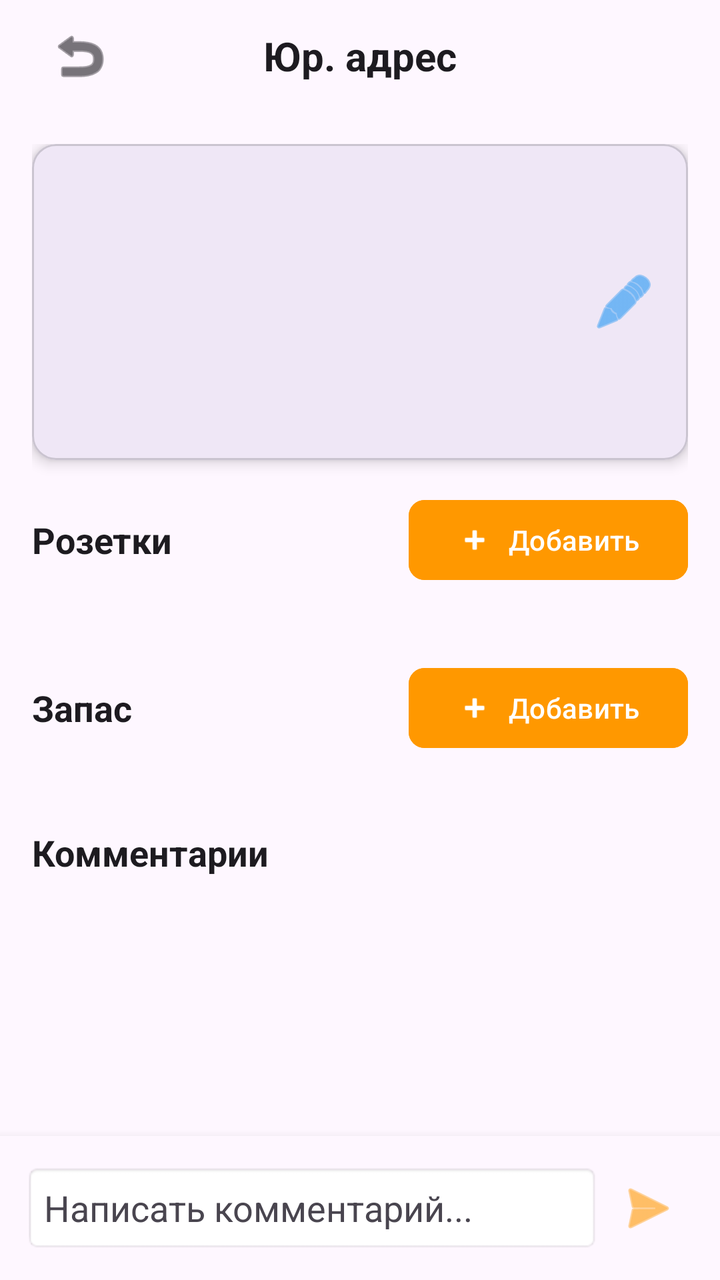
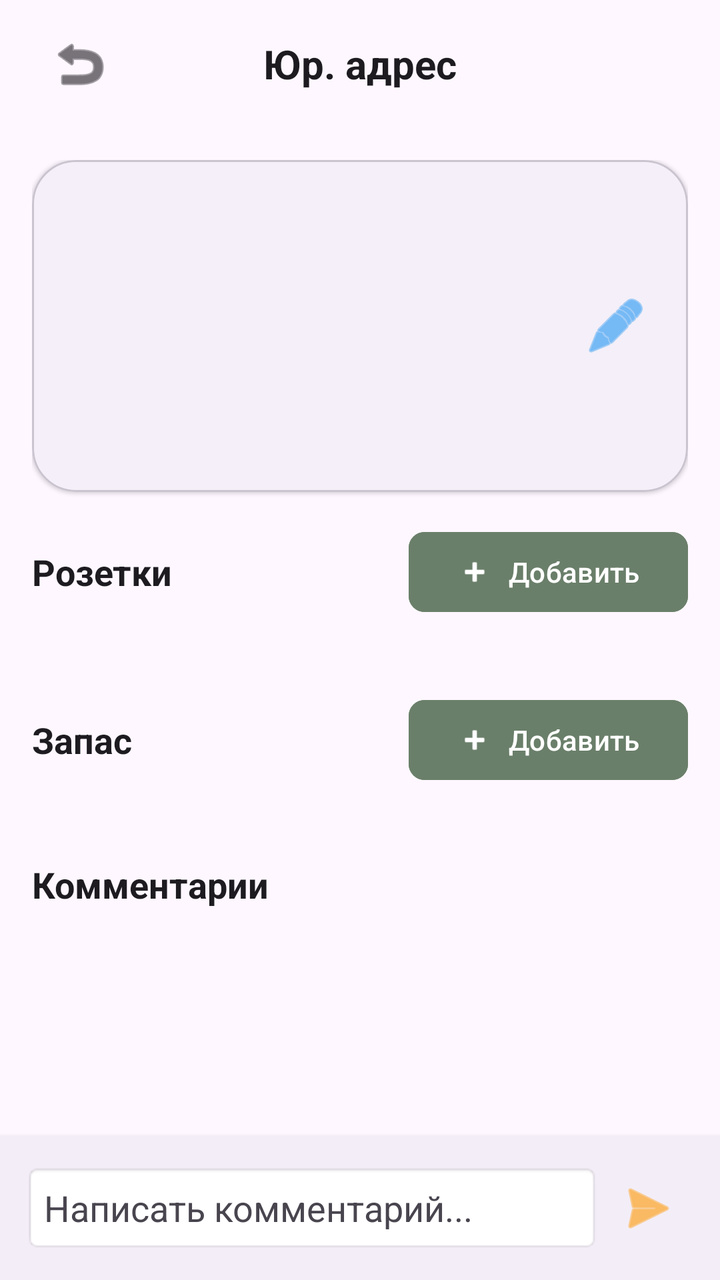

An Android layout rendered at two revisions. The XML below is the earlier revision; the diff shows what the commit changed to produce the second picture.
<!-- AndroidManifest.xml: application theme Theme.BaseHome -->
<!-- res/layout/activity_business_address_detail.xml -->
<?xml version="1.0" encoding="utf-8"?>
<LinearLayout xmlns:android="http://schemas.android.com/apk/res/android"
    xmlns:app="http://schemas.android.com/apk/res-auto"
    android:layout_width="match_parent"
    android:layout_height="match_parent"
    android:orientation="vertical"
    android:background="?android:attr/windowBackground"
    android:fitsSystemWindows="true">

    
    <RelativeLayout
        android:layout_width="match_parent"
        android:layout_height="56dp"
        android:paddingHorizontal="16dp">

        <ImageButton
            android:id="@+id/btnBackBusinessDetail"
            android:layout_width="48dp"
            android:layout_height="48dp"
            android:layout_centerVertical="true"
            android:background="?android:attr/selectableItemBackgroundBorderless"
            android:src="@android:drawable/ic_menu_revert"
            app:tint="?android:attr/textColorPrimary" />

        <TextView
            android:layout_width="wrap_content"
            android:layout_height="wrap_content"
            android:layout_centerInParent="true"
            android:text="Юр. адрес"
            android:textSize="20sp"
            android:textStyle="bold"
            android:textColor="?android:attr/textColorPrimary" />
    </RelativeLayout>

    <androidx.core.widget.NestedScrollView
        android:layout_width="match_parent"
        android:layout_height="0dp"
        android:layout_weight="1"
        android:fillViewport="true">

        <LinearLayout
            android:layout_width="match_parent"
            android:layout_height="wrap_content"
            android:orientation="vertical"
            android:padding="16dp">

            
            <com.google.android.material.card.MaterialCardView
                android:layout_width="match_parent"
                android:layout_height="wrap_content"
                app:cardCornerRadius="12dp"
                app:cardElevation="4dp"
                app:strokeWidth="1dp"
                app:strokeColor="?attr/colorOutlineVariant"
                android:layout_marginBottom="16dp">

                <RelativeLayout
                    android:layout_width="match_parent"
                    android:layout_height="wrap_content"
                    android:padding="16dp"
                    android:background="?attr/selectableItemBackground">

                    <LinearLayout
                        android:layout_width="match_parent"
                        android:layout_height="wrap_content"
                        android:orientation="vertical"
                        android:layout_toStartOf="@+id/btnContainerBus">

                        <TextView
                            android:id="@+id/tvBusCity"
                            android:layout_width="match_parent"
                            android:layout_height="wrap_content"
                            android:textSize="12sp"
                            android:textColor="?android:attr/textColorSecondary"
                            android:layout_marginBottom="2dp" />

                        <TextView
                            android:id="@+id/tvBusStreet"
                            android:layout_width="match_parent"
                            android:layout_height="wrap_content"
                            android:textSize="22sp"
                            android:textStyle="bold"
                            android:textColor="?android:attr/textColorPrimary" />

                        <TextView
                            android:id="@+id/tvBusHouse"
                            android:layout_width="match_parent"
                            android:layout_height="wrap_content"
                            android:textSize="18sp"
                            android:textColor="?android:attr/textColorSecondary"
                            android:layout_marginTop="4dp" />

                        <TextView
                            android:id="@+id/tvBusCenterName"
                            android:layout_width="match_parent"
                            android:layout_height="wrap_content"
                            android:textSize="18sp"
                            android:textStyle="italic"
                            android:textColor="#FF9800"
                            android:layout_marginTop="4dp" />

                        <TextView
                            android:id="@+id/tvBusAddedBy"
                            android:layout_width="match_parent"
                            android:layout_height="wrap_content"
                            android:textSize="10sp"
                            android:textColor="?android:attr/textColorSecondary"
                            android:layout_marginTop="8dp" />
                    </LinearLayout>

                    <LinearLayout
                        android:id="@+id/btnContainerBus"
                        android:layout_width="wrap_content"
                        android:layout_height="wrap_content"
                        android:layout_alignParentEnd="true"
                        android:layout_centerVertical="true"
                        android:orientation="horizontal">

                        <ImageButton
                            android:id="@+id/btnEditBusinessAddress"
                            android:layout_width="32dp"
                            android:layout_height="32dp"
                            android:background="?android:attr/selectableItemBackgroundBorderless"
                            android:src="@android:drawable/ic_menu_edit"
                            app:tint="#2196F3" />

                        <ImageButton
                            android:id="@+id/btnDeleteBusinessAddress"
                            android:layout_width="32dp"
                            android:layout_height="32dp"
                            android:layout_marginStart="8dp"
                            android:background="?android:attr/selectableItemBackgroundBorderless"
                            android:src="@android:drawable/ic_menu_delete"
                            app:tint="#D32F2F"
                            android:visibility="gone" />
                    </LinearLayout>

                </RelativeLayout>
            </com.google.android.material.card.MaterialCardView>

            
            <LinearLayout
                android:layout_width="match_parent"
                android:layout_height="wrap_content"
                android:orientation="horizontal"
                android:gravity="center_vertical"
                android:layout_marginBottom="12dp">
                <TextView
                    android:layout_width="0dp"
                    android:layout_height="wrap_content"
                    android:layout_weight="1"
                    android:text="Розетки"
                    android:textSize="18sp"
                    android:textStyle="bold"
                    android:textColor="?android:attr/textColorPrimary" />
                <com.google.android.material.button.MaterialButton
                    android:id="@+id/btnSocket"
                    android:layout_width="wrap_content"
                    android:layout_height="wrap_content"
                    android:text="Добавить"
                    android:textAllCaps="false"
                    app:icon="@android:drawable/ic_input_add"
                    android:backgroundTint="@color/brand_accent"
                    android:textColor="@color/white"
                    app:cornerRadius="8dp"
                    app:elevation="4dp" />
            </LinearLayout>

            <androidx.recyclerview.widget.RecyclerView
                android:id="@+id/rvSockets"
                android:layout_width="match_parent"
                android:layout_height="wrap_content"
                android:nestedScrollingEnabled="false"
                android:layout_marginBottom="24dp" />

            
            <LinearLayout
                android:layout_width="match_parent"
                android:layout_height="wrap_content"
                android:orientation="horizontal"
                android:gravity="center_vertical"
                android:layout_marginBottom="12dp">
                <TextView
                    android:layout_width="0dp"
                    android:layout_height="wrap_content"
                    android:layout_weight="1"
                    android:text="Запас"
                    android:textSize="18sp"
                    android:textStyle="bold"
                    android:textColor="?android:attr/textColorPrimary" />
                <com.google.android.material.button.MaterialButton
                    android:id="@+id/btnReserve"
                    android:layout_width="wrap_content"
                    android:layout_height="wrap_content"
                    android:text="Добавить"
                    android:textAllCaps="false"
                    app:icon="@android:drawable/ic_input_add"
                    android:backgroundTint="@color/brand_accent"
                    android:textColor="@color/white"
                    app:cornerRadius="8dp"
                    app:elevation="4dp" />
            </LinearLayout>

            <androidx.recyclerview.widget.RecyclerView
                android:id="@+id/rvReserves"
                android:layout_width="match_parent"
                android:layout_height="wrap_content"
                android:nestedScrollingEnabled="false"
                android:layout_marginBottom="24dp" />

            
            <TextView
                android:layout_width="match_parent"
                android:layout_height="wrap_content"
                android:text="Комментарии"
                android:textSize="18sp"
                android:textStyle="bold"
                android:textColor="?android:attr/textColorPrimary"
                android:layout_marginBottom="12dp" />

            <androidx.recyclerview.widget.RecyclerView
                android:id="@+id/rvComments"
                android:layout_width="match_parent"
                android:layout_height="wrap_content"
                android:nestedScrollingEnabled="false" />

        </LinearLayout>
    </androidx.core.widget.NestedScrollView>

    
    <LinearLayout
        android:layout_width="match_parent"
        android:layout_height="wrap_content"
        android:orientation="vertical"
        android:padding="12dp"
        android:background="?attr/colorSurface"
        android:elevation="8dp">
        <TextView
            android:id="@+id/tvReplyTo"
            android:layout_width="match_parent"
            android:layout_height="wrap_content"
            android:textSize="12sp"
            android:textColor="#2196F3"
            android:layout_marginBottom="4dp"
            android:visibility="gone" />
        <LinearLayout
            android:layout_width="match_parent"
            android:layout_height="wrap_content"
            android:orientation="horizontal"
            android:gravity="center_vertical">
            <EditText
                android:id="@+id/etNewComment"
                android:layout_width="0dp"
                android:layout_height="wrap_content"
                android:layout_weight="1"
                android:hint="Написать комментарий..."
                android:padding="10dp"
                android:textColor="?android:attr/textColorPrimary"
                android:textColorHint="?android:attr/textColorSecondary"
                android:background="@android:drawable/editbox_background"
                android:maxLines="3"
                android:inputType="textMultiLine" />
            <ImageButton
                android:id="@+id/btnAddComment"
                android:layout_width="48dp"
                android:layout_height="48dp"
                android:src="@android:drawable/ic_menu_send"
                android:background="?android:attr/selectableItemBackgroundBorderless"
                app:tint="#FF9800" />
        </LinearLayout>
    </LinearLayout>

</LinearLayout>
<!-- resources referenced by this layout -->
<resources>
  <color name="brand_accent">#FF9800</color>
  <color name="white">#FFFFFFFF</color>
  <style name="Theme.BaseHome" parent="Base.Theme.BaseHome" />
  <style name="Base.Theme.BaseHome" parent="Theme.Material3.DayNight.NoActionBar">
          
          
      </style>
</resources>

<!-- the commit's change to res/layout/activity_business_address_detail.xml (unified diff, before → after) -->
@@ -10,7 +10,7 @@
     
     <RelativeLayout
         android:layout_width="match_parent"
-        android:layout_height="56dp"
+        android:layout_height="64dp"
         android:paddingHorizontal="16dp">
 
         <ImageButton
@@ -48,8 +48,8 @@
             <com.google.android.material.card.MaterialCardView
                 android:layout_width="match_parent"
                 android:layout_height="wrap_content"
-                app:cardCornerRadius="12dp"
-                app:cardElevation="4dp"
+                app:cardCornerRadius="22dp"
+                app:cardElevation="1dp"
                 app:strokeWidth="1dp"
                 app:strokeColor="?attr/colorOutlineVariant"
                 android:layout_marginBottom="16dp">
@@ -57,7 +57,7 @@
                 <RelativeLayout
                     android:layout_width="match_parent"
                     android:layout_height="wrap_content"
-                    android:padding="16dp"
+                    android:padding="20dp"
                     android:background="?attr/selectableItemBackground">
 
                     <LinearLayout
@@ -233,8 +233,8 @@
         android:layout_height="wrap_content"
         android:orientation="vertical"
         android:padding="12dp"
-        android:background="?attr/colorSurface"
-        android:elevation="8dp">
+        android:background="?attr/colorSurfaceContainer"
+        android:elevation="3dp">
         <TextView
             android:id="@+id/tvReplyTo"
             android:layout_width="match_parent"
<!-- resource entries referenced after the edit -->
@@ -1,11 +1,22 @@
 <!-- resources referenced by this layout -->
 <resources>
-  <color name="brand_accent">#FF9800</color>
+  <color name="brand_accent">#6A7F6A</color>
   <color name="white">#FFFFFFFF</color>
   <style name="Theme.BaseHome" parent="Base.Theme.BaseHome" />
   <style name="Base.Theme.BaseHome" parent="Theme.Material3.DayNight.NoActionBar">
-          
-          
+          <item name="colorPrimary">@color/brand_primary</item>
+          <item name="colorSecondary">@color/brand_accent</item>
+          <item name="colorSurface">?android:attr/colorBackground</item>
+          <item name="colorOutline">?android:attr/textColorHint</item>
+          <item name="shapeAppearanceSmallComponent">@style/ShapeAppearance.BaseHome.Small</item>
+          <item name="shapeAppearanceMediumComponent">@style/ShapeAppearance.BaseHome.Medium</item>
+      </style>
+  <color name="brand_primary">#496783</color>
+  <style name="ShapeAppearance.BaseHome.Small" parent="ShapeAppearance.Material3.Corner.Small">
+          <item name="cornerSize">12dp</item>
+      </style>
+  <style name="ShapeAppearance.BaseHome.Medium" parent="ShapeAppearance.Material3.Corner.Medium">
+          <item name="cornerSize">20dp</item>
       </style>
 </resources>
 
